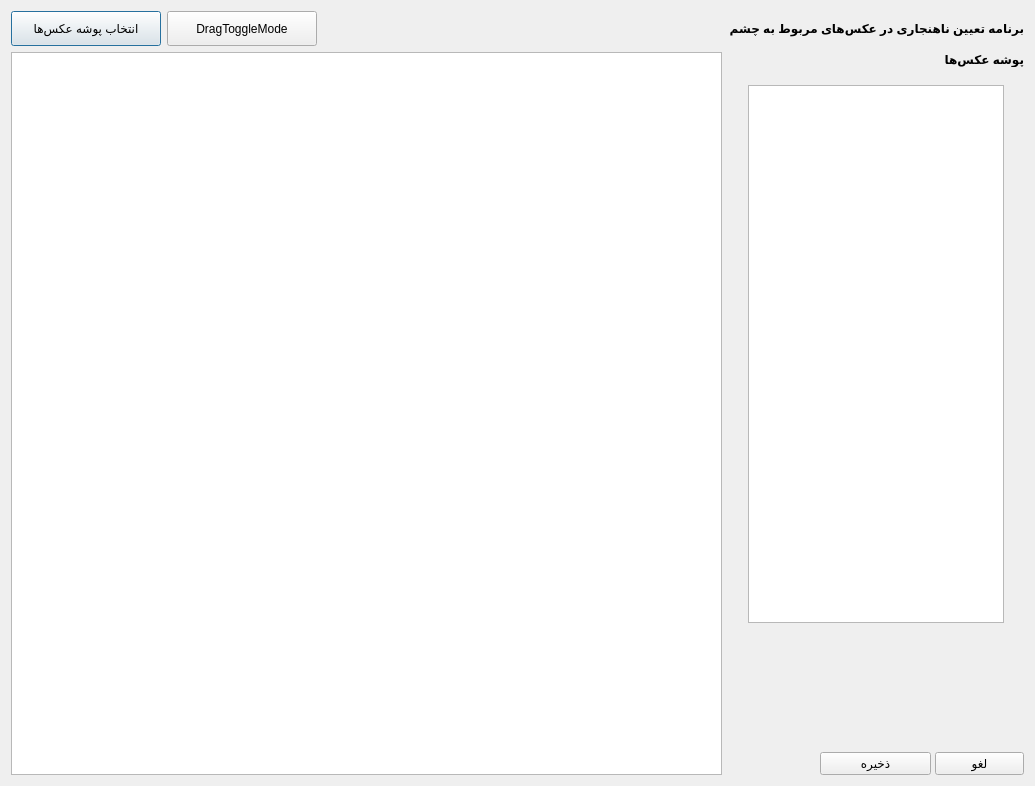
Qt form retinal.ui (gnamiro/labelingImage) before a commit.
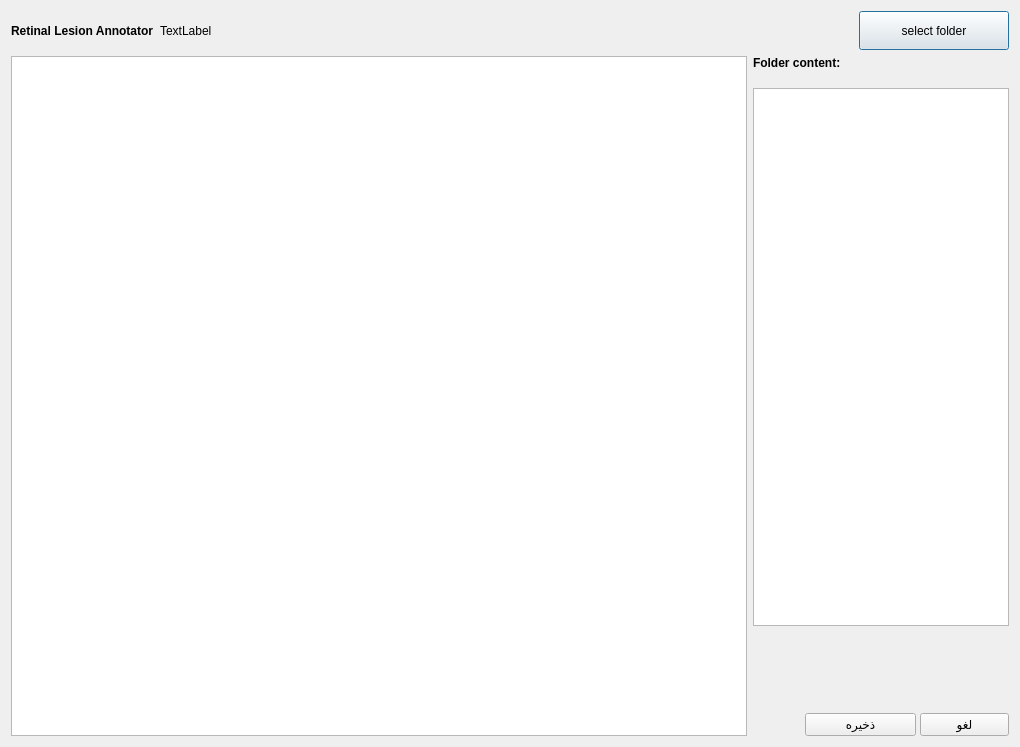
The same form after that commit.

Commit message: Bad commit: add final layout, delete grab cabability, add wrap inside rect

The edit to the form file:
```diff
--- a/retinal.ui
+++ b/retinal.ui
@@ -6,15 +6,59 @@
    <rect>
     <x>0</x>
     <y>0</y>
-    <width>1035</width>
-    <height>786</height>
+    <width>1020</width>
+    <height>747</height>
    </rect>
   </property>
   <property name="windowTitle">
    <string>Dialog</string>
   </property>
   <layout class="QGridLayout" name="gridLayout">
+   <item row="2" column="0" rowspan="4" colspan="3">
+    <widget class="QGraphicsView" name="graphicsView">
+     <property name="sizePolicy">
+      <sizepolicy hsizetype="Expanding" vsizetype="Expanding">
+       <horstretch>17</horstretch>
+       <verstretch>0</verstretch>
+      </sizepolicy>
+     </property>
+     <property name="minimumSize">
+      <size>
+       <width>589</width>
+       <height>0</height>
+      </size>
+     </property>
+     <property name="maximumSize">
+      <size>
+       <width>16777215</width>
+       <height>160000</height>
+      </size>
+     </property>
+     <property name="cursor" stdset="0">
+      <cursorShape>CrossCursor</cursorShape>
+     </property>
+     <property name="dragMode">
+      <enum>QGraphicsView::NoDrag</enum>
+     </property>
+    </widget>
+   </item>
    <item row="0" column="0">
+    <widget class="QLabel" name="label">
+     <property name="sizePolicy">
+      <sizepolicy hsizetype="Fixed" vsizetype="Preferred">
+       <horstretch>0</horstretch>
+       <verstretch>0</verstretch>
+      </sizepolicy>
+     </property>
+     <property name="styleSheet">
+      <string notr="true">font-weight: 500</string>
+     </property>
+     <property name="text">
+      <string>Retinal Lesion Annotator</string>
+     </property>
+    </widget>
+   </item>
+   <item row="0" column="3" alignment="Qt::AlignRight">
     <widget class="QPushButton" name="pushButton_3">
      <property name="sizePolicy">
       <sizepolicy hsizetype="Minimum" vsizetype="Fixed">
@@ -44,7 +88,7 @@
       <string notr="true"/>
      </property>
      <property name="text">
-      <string>انتخاب پوشه عکس‌ها</string>
+      <string>select folder</string>
      </property>
     </widget>
    </item>
@@ -56,7 +100,7 @@
      <property name="sizeConstraint">
       <enum>QLayout::SetFixedSize</enum>
      </property>
-     <item alignment="Qt::AlignRight|Qt::AlignTop">
+     <item alignment="Qt::AlignLeft|Qt::AlignTop">
       <widget class="QLabel" name="label_2">
        <property name="maximumSize">
         <size>
@@ -68,7 +112,7 @@
         <string notr="true">font-weight: 599</string>
        </property>
        <property name="text">
-        <string>پوشه عکس‌ها</string>
+        <string>Folder content:</string>
        </property>
       </widget>
      </item>
@@ -102,47 +146,6 @@
      </item>
     </layout>
    </item>
-   <item row="0" column="3" alignment="Qt::AlignRight">
-    <widget class="QLabel" name="label">
-     <property name="sizePolicy">
-      <sizepolicy hsizetype="Fixed" vsizetype="Preferred">
-       <horstretch>0</horstretch>
-       <verstretch>0</verstretch>
-      </sizepolicy>
-     </property>
-     <property name="styleSheet">
-      <string notr="true">font-weight: 500</string>
-     </property>
-     <property name="text">
-      <string>برنامه تعیین ناهنجاری در عکس‌های مربوط به چشم</string>
-     </property>
-    </widget>
-   </item>
-   <item row="2" column="0" rowspan="4" colspan="3">
-    <widget class="QGraphicsView" name="graphicsView">
-     <property name="sizePolicy">
-      <sizepolicy hsizetype="Expanding" vsizetype="Expanding">
-       <horstretch>17</horstretch>
-       <verstretch>0</verstretch>
-      </sizepolicy>
-     </property>
-     <property name="minimumSize">
-      <size>
-       <width>589</width>
-       <height>0</height>
-      </size>
-     </property>
-     <property name="maximumSize">
-      <size>
-       <width>16777215</width>
-       <height>160000</height>
-      </size>
-     </property>
-     <property name="cursor" stdset="0">
-      <cursorShape>CrossCursor</cursorShape>
-     </property>
-    </widget>
-   </item>
    <item row="5" column="3">
     <layout class="QHBoxLayout" name="horizontalLayout_3">
      <property name="spacing">
@@ -198,21 +201,9 @@
     </layout>
    </item>
    <item row="0" column="1">
-    <widget class="QPushButton" name="pushButton_4">
-     <property name="minimumSize">
-      <size>
-       <width>150</width>
-       <height>35</height>
-      </size>
-     </property>
-     <property name="maximumSize">
-      <size>
-       <width>150</width>
-       <height>35</height>
-      </size>
-     </property>
+    <widget class="QLabel" name="label_3">
      <property name="text">
-      <string>DragToggleMode</string>
+      <string>TextLabel</string>
      </property>
     </widget>
    </item>
```
The commit also changes 3 other files.
